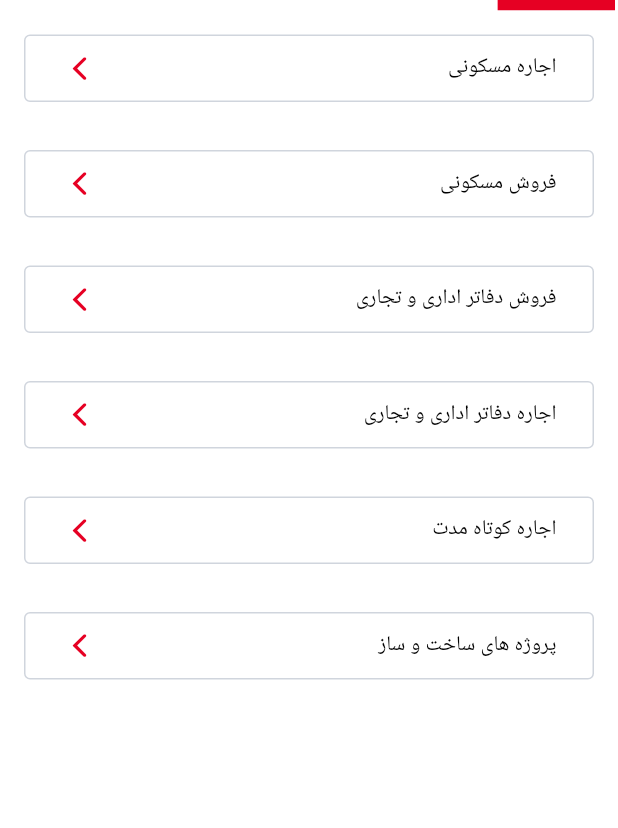
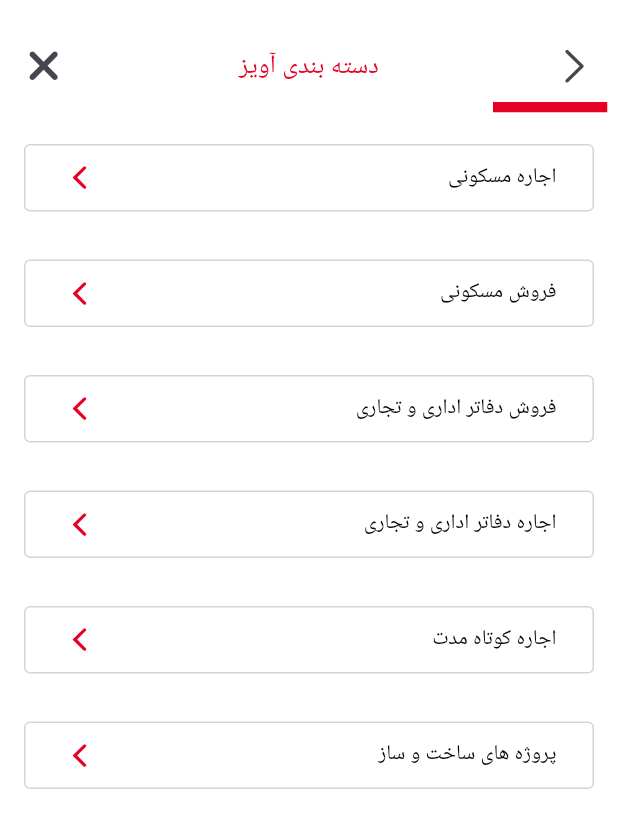
Before and after one commit to Ho3einTahan/Aviz-Application, a Flutter app: the CategoryScreen screen opened directly, on a phone screen of 412 x 824 dp. Shown: the top 828 px of the screen. Run offline on Flutter 3.47's test engine with Material 3 defaults, Android fonts, the phone set to English and light mode, and no system bars; drawn by our look-alikes of step_progress_indicator; our stand-ins replace animated_custom_dropdown, font_awesome_flutter, input_quantity.

Commit message:
Update step-progress-indicator.dart

```diff
--- a/lib/view/widget/step-progress-indicator.dart
+++ b/lib/view/widget/step-progress-indicator.dart
@@ -1,14 +1,47 @@
 import 'package:aviz_application/core/const/appColor.dart';
 import 'package:flutter/cupertino.dart';
 import 'package:flutter/material.dart';
+import 'package:font_awesome_flutter/font_awesome_flutter.dart';
 import 'package:step_progress_indicator/step_progress_indicator.dart';
 
-Widget StepProgressIndicatorWidget({required int currentStep}) {
-  return StepProgressIndicator(
-    totalSteps: 5,
-    currentStep: currentStep,
-    size: 7,
-    selectedColor: AppColor.primary,
-    unselectedColor: Colors.transparent,
+Widget StepProgressIndicatorWidget(
+    {required int currentStep, required BuildContext context}) {
+  return Directionality(
+    textDirection: TextDirection.rtl,
+    child: Padding(
+      padding: const EdgeInsets.only(left: 5, right: 5, top: 20),
+      child: Column(
+        children: [
+          Row(
+            mainAxisAlignment: MainAxisAlignment.spaceBetween,
+            children: [
+              IconButton(
+                onPressed: () => Navigator.pop(context),
+                icon: const Icon(CupertinoIcons.left_chevron, size: 30),
+              ),
+              Text(
+                'دسته بندی آویز',
+                style: TextStyle(
+                    color: AppColor.primary,
+                    fontWeight: FontWeight.w500,
+                    fontSize: 17),
+              ),
+              IconButton(
+                onPressed: () => Navigator.pop(context),
+                icon: const Icon(FontAwesomeIcons.xmark, size: 30),
+              ),
+            ],
+          ),
+          StepProgressIndicator(
+            totalSteps: 5,
+            currentStep: currentStep,
+            size: 7,
+            selectedColor: AppColor.primary,
+            unselectedColor: Colors.transparent,
+          ),
+          const SizedBox(height: 5),
+        ],
+      ),
+    ),
   );
 }
```
